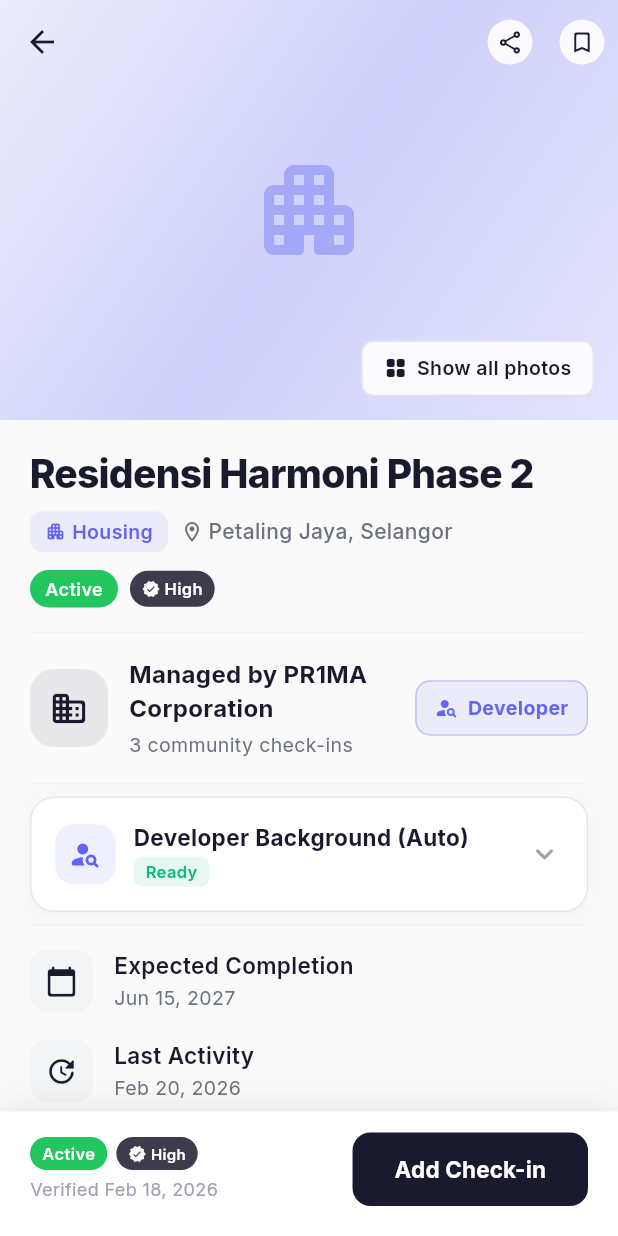
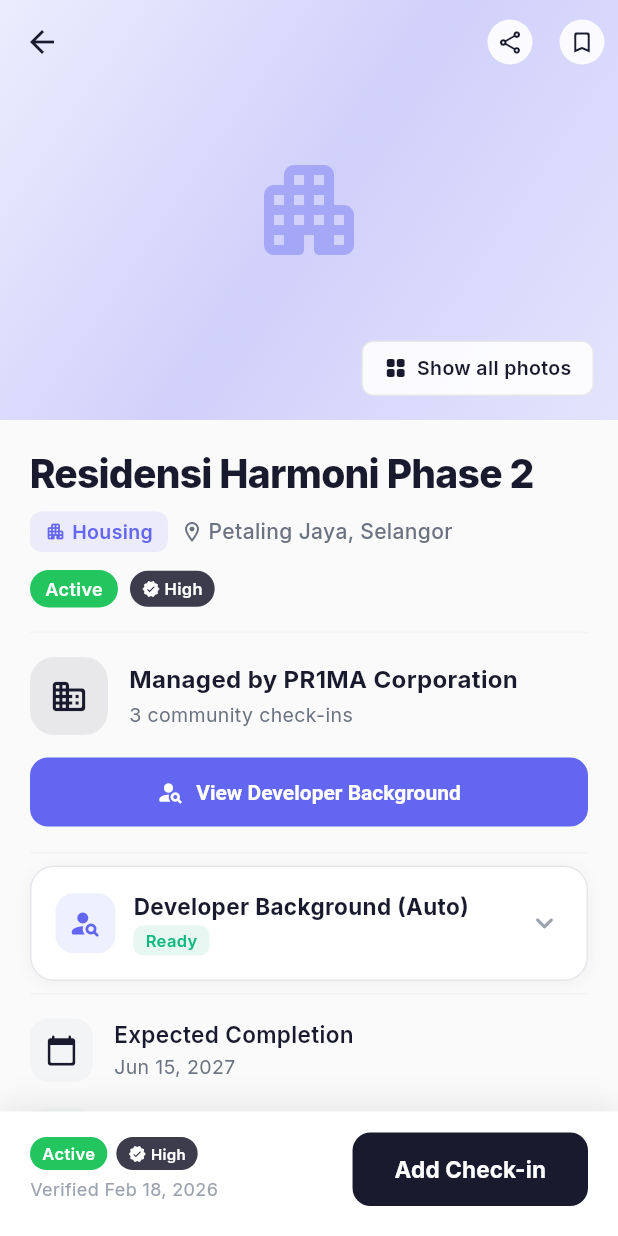
Before and after one commit to yapzhanquan/KitahackTaygood, a Flutter app: the screen it shows after launch, after a tap on "Projects", after a tap on "Active", on a phone screen of 412 x 824 dp. Run offline on Flutter 3.47's test engine with Material 3 defaults, Android fonts, the light colour scheme and no system bars; our stand-ins replace cloud_firestore, file_picker, firebase_auth, firebase_core, firebase_storage, flutter_image_compress and 5 more; accounts and stored records are empty; network calls fail.

Commit message:
update towards developer

```diff
--- a/lib/screens/project_detail_page.dart
+++ b/lib/screens/project_detail_page.dart
@@ -360,7 +360,10 @@ class ProjectDetailPage extends StatelessWidget {
   Widget _buildAgencySection(BuildContext context, Project project) {
     return Padding(
       padding: const EdgeInsets.symmetric(horizontal: 20, vertical: 16),
-      child: Row(
+      child: Column(
+        crossAxisAlignment: CrossAxisAlignment.start,
+        children: [
+          Row(
             children: [
               Container(
                 width: 52,
@@ -399,9 +402,14 @@ class ProjectDetailPage extends StatelessWidget {
                   ],
                 ),
               ),
-          // Developer info button
-          GestureDetector(
-            onTap: () {
+            ],
+          ),
+          const SizedBox(height: 14),
+          // ── Developer info button (full width, prominent) ──
+          SizedBox(
+            width: double.infinity,
+            child: ElevatedButton.icon(
+              onPressed: () {
                 final provider = context.read<ProjectProvider>();
                 provider.enrichDeveloperForProject(project.id);
                 Navigator.push(
@@ -412,35 +420,20 @@ class ProjectDetailPage extends StatelessWidget {
                   ),
                 );
               },
-            child: Container(
-              padding: const EdgeInsets.symmetric(
-                  horizontal: 12, vertical: 8),
-              decoration: BoxDecoration(
-                color: const Color(0xFF6366F1).withValues(alpha: 0.1),
-                borderRadius: BorderRadius.circular(10),
-                border: Border.all(
-                  color:
-                      const Color(0xFF6366F1).withValues(alpha: 0.3),
+              icon: const Icon(Icons.person_search_rounded, size: 18),
+              label: const Text('View Developer Background'),
+              style: ElevatedButton.styleFrom(
+                backgroundColor: const Color(0xFF6366F1),
+                foregroundColor: Colors.white,
+                elevation: 0,
+                padding: const EdgeInsets.symmetric(vertical: 14),
+                shape: RoundedRectangleBorder(
+                  borderRadius: BorderRadius.circular(12),
                 ),
+                textStyle: const TextStyle(
+                  fontSize: 14,
+                  fontWeight: FontWeight.w700,
                 ),
-              child: const Row(
-                mainAxisSize: MainAxisSize.min,
-                children: [
-                  Icon(
-                    Icons.person_search_rounded,
-                    size: 16,
-                    color: Color(0xFF6366F1),
-                  ),
-                  SizedBox(width: 6),
-                  Text(
-                    'Developer',
-                    style: TextStyle(
-                      fontSize: 13,
-                      fontWeight: FontWeight.w700,
-                      color: Color(0xFF6366F1),
-                    ),
-                  ),
-                ],
               ),
             ),
           ),
```
Also changed, not shown: 1 other file. Lines whose indentation alone changed are shown as unchanged.
